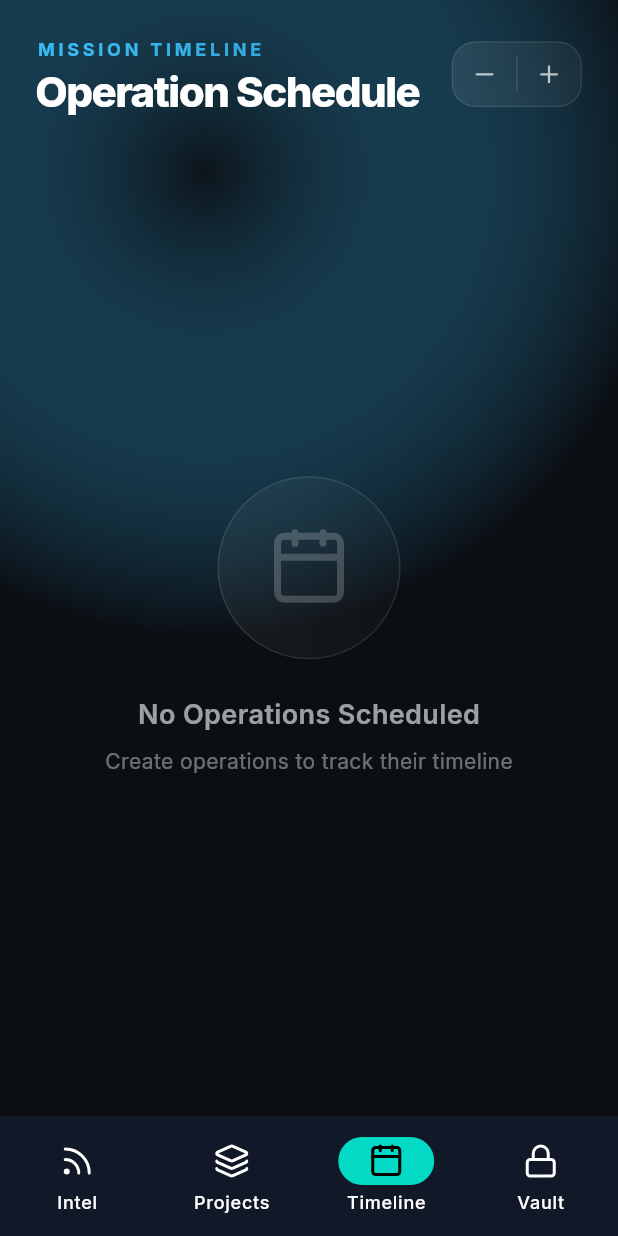
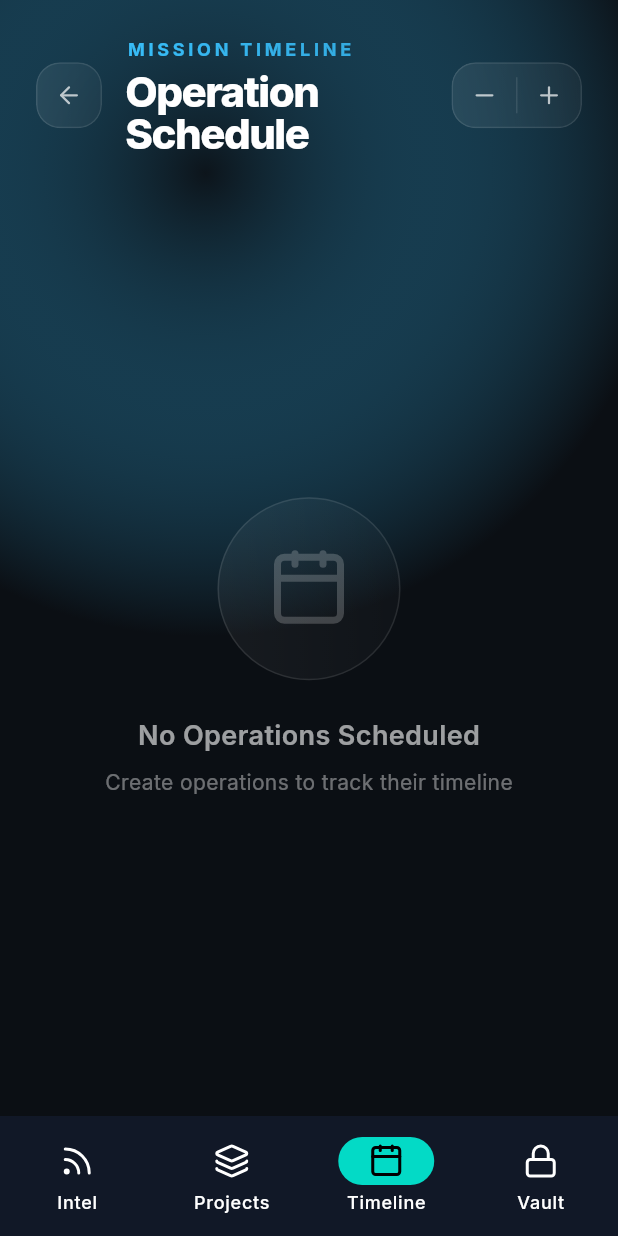
Before and after one commit to DhruvAthaide/Vanguard, a Flutter app: the screen it shows after launch, item 3 of the bottom bar chosen, on a phone screen of 412 x 824 dp. Run offline on Flutter 3.47's test engine with Material 3 defaults, Android fonts, the phone set to English and light mode, and no system bars; our stand-ins replace drift, flutter_riverpod, flutter_secure_storage, flutter_staggered_animations, google_fonts, local_auth and 2 more; missing offline and left inert: local_auth_android, local_auth_darwin, webfeed_revised; accounts and stored records are empty; generated files the repository leaves out were written again; network calls fail.

Commit message:
Added back button for navigation

```diff
--- a/lib/views/timeline/timeline_screen.dart
+++ b/lib/views/timeline/timeline_screen.dart
@@ -116,6 +116,33 @@ class _TimelineScreenState extends ConsumerState<TimelineScreen>
                       padding: const EdgeInsets.fromLTRB(24, 24, 24, 16),
                       child: Row(
                         children: [
+                          // Back Button
+                          ClipRRect(
+                            borderRadius: BorderRadius.circular(16),
+                            child: BackdropFilter(
+                              filter: ImageFilter.blur(sigmaX: 10, sigmaY: 10),
+                              child: Container(
+                                decoration: BoxDecoration(
+                                  gradient: LinearGradient(
+                                    colors: [
+                                      Colors.white.withOpacity(0.08),
+                                      Colors.white.withOpacity(0.04),
+                                    ],
+                                  ),
+                                  borderRadius: BorderRadius.circular(16),
+                                  border: Border.all(
+                                    color: Colors.white.withOpacity(0.1),
+                                  ),
+                                ),
+                                child: _ZoomButton(
+                                  icon: LucideIcons.arrowLeft,
+                                  onPressed: () => Navigator.pop(context),
+                                ),
+                              ),
+                            ),
+                          ),
+                          const SizedBox(width: 16),
+
                           // Title Section
                           Expanded(
                             child: Column(
```
